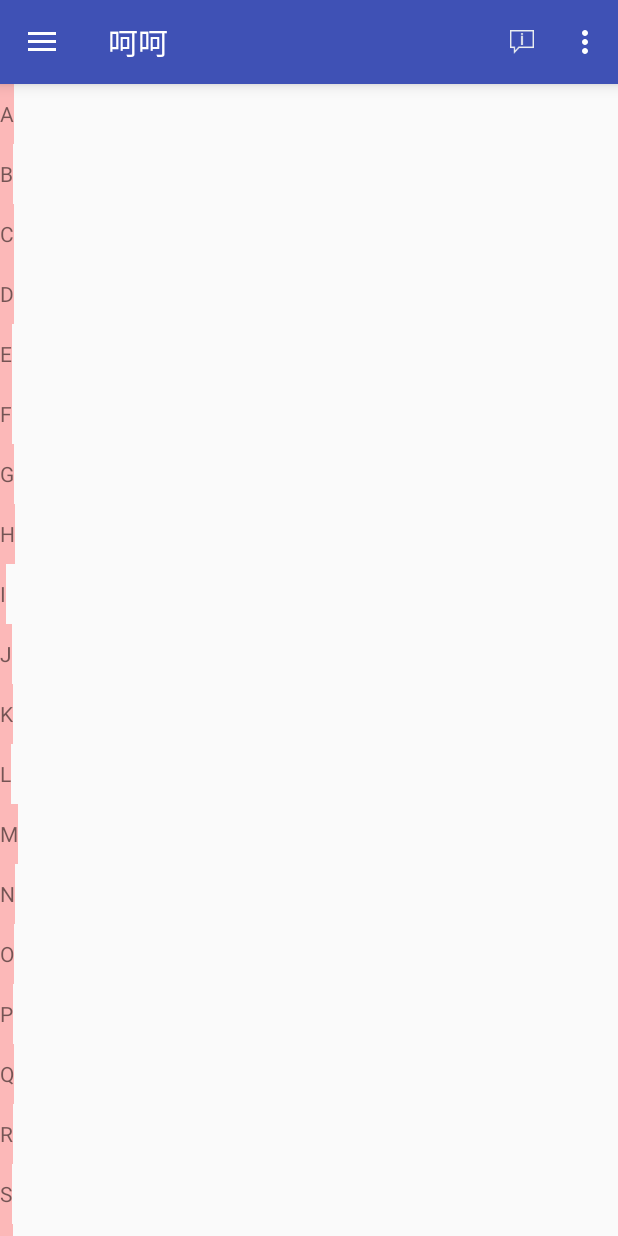
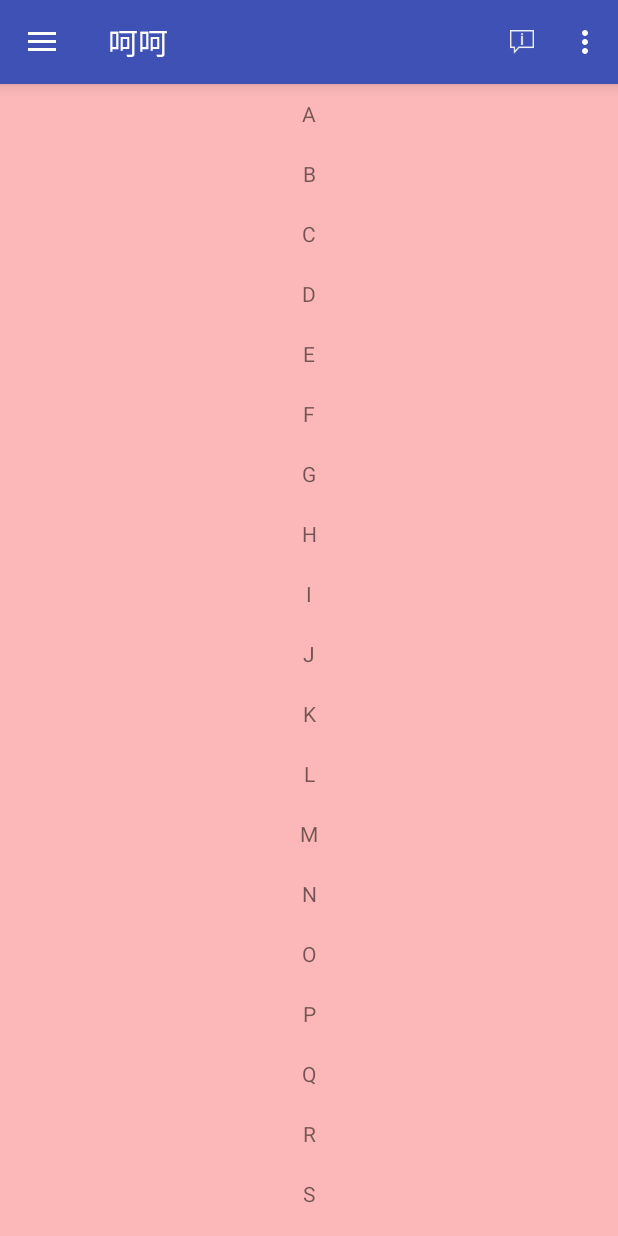
Before and after one commit to dong1208401589/ListViewRefershAndMVP, an Android app: the screen it shows after launch (MainActivity), on a phone screen of 412 x 824 dp. Run offline under Robolectric (Android 15) with nearby library versions, the phone set to English and light mode, and no system bars; our stand-ins replace ButterKnife.

```diff
--- a/app/src/main/java/com/dong/listviewrefershandmvp/adapter/RecylclerBaseAdapter.java
+++ b/app/src/main/java/com/dong/listviewrefershandmvp/adapter/RecylclerBaseAdapter.java
@@ -32,8 +32,12 @@ public class RecylclerBaseAdapter extends RecyclerView.Adapter<RecylclerBaseAdap
 
     @Override
     public MyViewHolder onCreateViewHolder(ViewGroup parent, int viewType) {
-        MyViewHolder holder=new MyViewHolder(LayoutInflater.from(parent.getContext()).inflate(R
-                .layout.recylcler_main_item,null));
+
+        View view=LayoutInflater.from(parent.getContext()).inflate(R
+                .layout.recylcler_main_item,null);
+        view.setLayoutParams(new RecyclerView.LayoutParams(ViewGroup.LayoutParams.MATCH_PARENT, ViewGroup.LayoutParams.WRAP_CONTENT));
+        MyViewHolder holder=new MyViewHolder(view);
+
         return holder;
     }
 
--- a/app/src/main/res/layout/activity_main.xml
+++ b/app/src/main/res/layout/activity_main.xml
@@ -27,8 +27,6 @@
             android:id="@+id/main_rv"
             android:layout_width="match_parent"
             android:layout_height="match_parent"
-            android:divider="#ffff0000"
-            android:dividerHeight="10dp"
             app:layout_behavior="@string/appbar_scrolling_view_behavior"/>
         </android.support.v4.widget.SwipeRefreshLayout>
 
--- a/app/src/main/res/layout/recylcler_main_item.xml
+++ b/app/src/main/res/layout/recylcler_main_item.xml
@@ -3,11 +3,12 @@
               android:orientation="vertical"
               android:layout_width="match_parent"
              android:background="#44ff0000"
-              android:layout_height="match_parent">
+              android:layout_height="wrap_content">
 
     <TextView
         android:id="@+id/tv"
         android:layout_width="match_parent"
         android:layout_height="40dp"
+        android:text="1"
         android:gravity="center"/>
 </FrameLayout>
```
